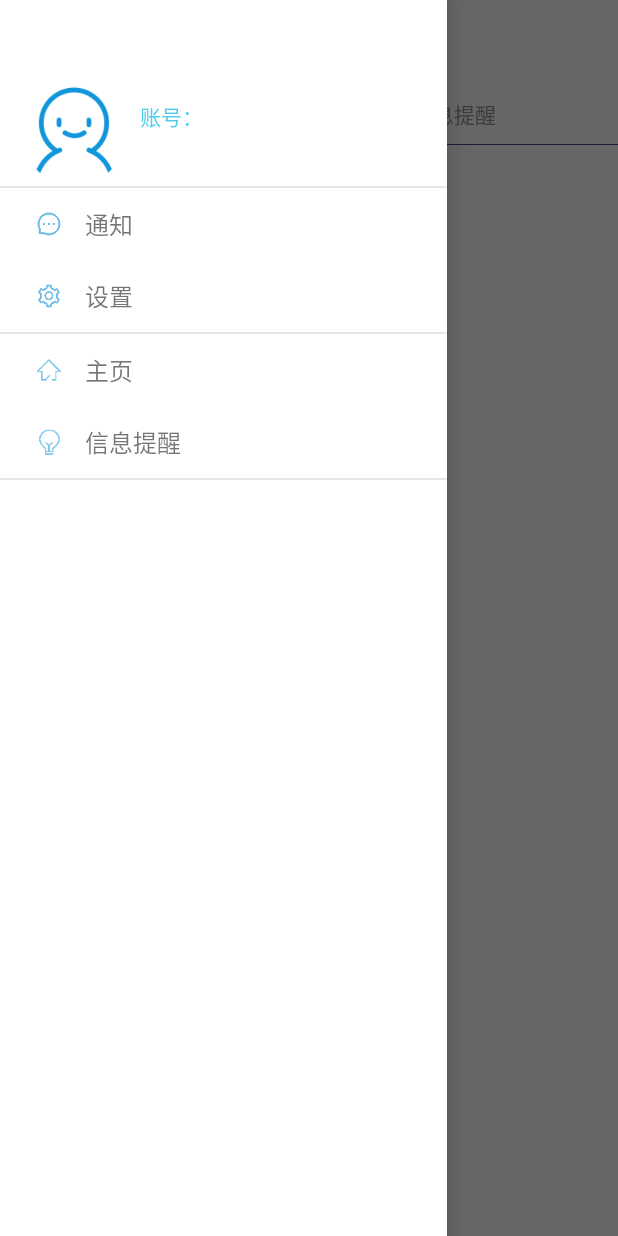
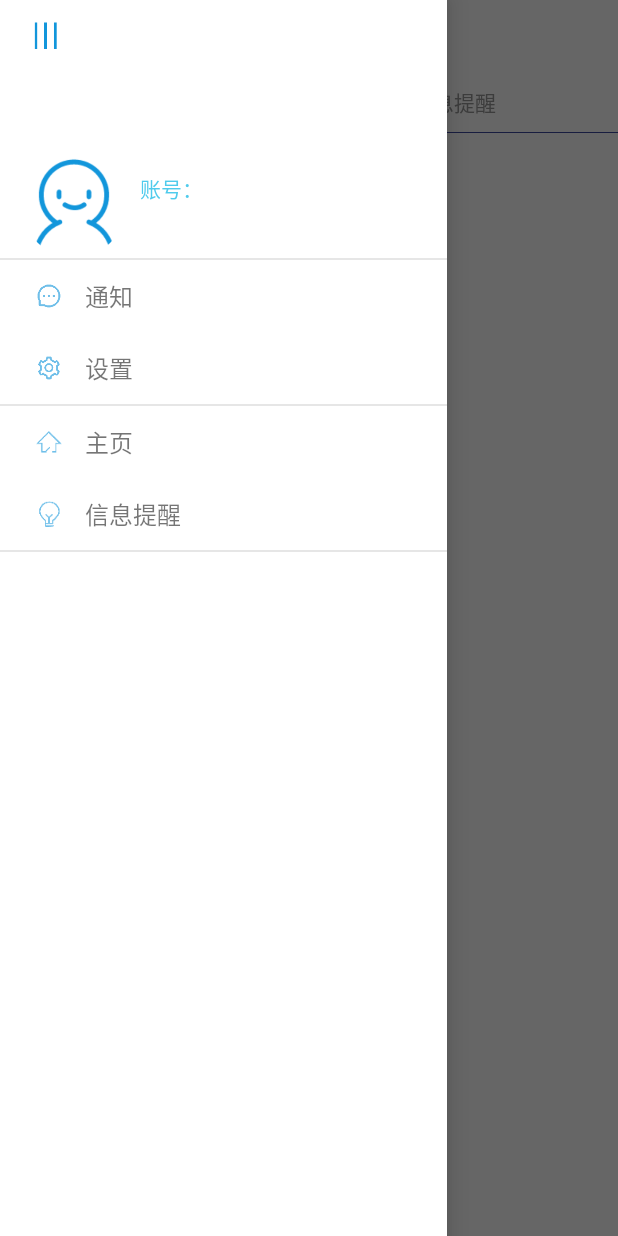
Before and after one commit to sparrowleung/RentalHouseManager, an Android app: the MainActivity screen opened directly, with no data from a screen before it, with the side drawer open, on a phone screen of 412 x 824 dp. Run offline under Robolectric (Android 15) with nearby library versions, the phone set to English and light mode, and no system bars; our stand-ins replace CircleImageView, data binding; libraries missing offline, so code that uses them is left out: cn.bmob.v3; 6 statements that could not run were skipped.

Commit message:
GuillotineView Open By Click DrawerIcon in MainActivity

```diff
--- a/app/src/main/java/com/example/samsung/rentalhousemanager/main/IMainView.java
+++ b/app/src/main/java/com/example/samsung/rentalhousemanager/main/IMainView.java
@@ -1,4 +1,6 @@
 package com.example.samsung.rentalhousemanager.main;
+
+import android.widget.ExpandableListView;
 
 /**
  * Created by yuyang.liang on 2018/7/11.
@@ -9,7 +11,7 @@ public interface IMainView {
 
     void setupTabLayout();
 
-    void setupDrawer();
+    void setupDrawer(ExpandableListView listView);
 
     void openDrawer();
 
--- a/app/src/main/java/com/example/samsung/rentalhousemanager/main/MainActivity.java
+++ b/app/src/main/java/com/example/samsung/rentalhousemanager/main/MainActivity.java
@@ -19,16 +19,22 @@ import android.support.v4.widget.DrawerLayout;
 import android.support.v7.app.ActionBar;
 import android.os.Bundle;
 import android.support.v7.widget.Toolbar;
+import android.util.Log;
 import android.util.SparseArray;
 import android.util.TypedValue;
+import android.view.Gravity;
 import android.view.LayoutInflater;
 import android.view.View;
 import android.view.ViewGroup;
 import android.widget.ExpandableListView;
+import android.widget.FrameLayout;
 import android.widget.ImageView;
 import android.widget.LinearLayout;
 import android.widget.TextView;
 
+import com.example.guillotine.GuillotineAnimation;
+import com.example.guillotine.GuillotineListener;
+import com.example.guillotine.GuillotineViewInterpolator;
 import com.example.samsung.rentalhousemanager.R;
 import com.example.samsung.rentalhousemanager.baseclass.BaseActivity;
 import com.example.samsung.rentalhousemanager.databinding.ActivityMainBinding;
@@ -42,7 +48,7 @@ import java.util.Map;
 
 import cn.bmob.v3.BmobUser;
 
-public class MainActivity extends BaseActivity implements IMainView {
+public class MainActivity extends BaseActivity implements IMainView, GuillotineListener {
     private final static String TAG = MainActivity.class.getSimpleName();
 
     public static final String KEY_QUERY_TAB = "tab";
@@ -52,6 +58,7 @@ public class MainActivity extends BaseActivity implements IMainView {
 
     private Toolbar mToolbar;
     private View mProfileHeader;
+    private View guillotineView;
     private TabLayout mTabLayout;
     private ViewPager mViewPager;
     private DrawerLayout mDrawerLayout;
@@ -99,7 +106,7 @@ public class MainActivity extends BaseActivity implements IMainView {
         setViewId();
 
         mBarLayout.addOnOffsetChangedListener(onOffsetChangedListener);
-        setDrawerProfile();
+        setDrawerProfile(mDrawerListView);
         mToolbar.setContentInsetsAbsolute(0, 0);
         setSupportActionBar(mToolbar);
 
@@ -108,9 +115,29 @@ public class MainActivity extends BaseActivity implements IMainView {
 
         setViewPager();
         setupTabLayout();
-        setupDrawer();
+        setupDrawer(mDrawerListView);
         setupActionBar();
         setTabPadding(mTabLayout);
+
+        mDrawerLayout.addView(guillotineView, new DrawerLayout.LayoutParams(DrawerLayout.LayoutParams.WRAP_CONTENT, DrawerLayout.LayoutParams.WRAP_CONTENT));
+
+        ImageView imageView = guillotineView.findViewById(R.id.drawerIcon);
+        imageView.setImageResource(R.drawable.navi_icon_90);
+        TextView textView = guillotineView.findViewById(R.id.jpTitleTextView);
+        textView.setText(getString(R.string.app_name));
+        View closeView = guillotineView.findViewById(R.id.drawer_layout);
+
+        ExpandableListView guillotine_list = guillotineView.findViewById(R.id.drawer_list);
+        setDrawerProfile(guillotine_list);
+        setupDrawer(guillotine_list);
+        guillotine_list.setAdapter(mDrawerAdapter);
+
+        new GuillotineAnimation.AnimationBuilder(mDrawerIcon, closeView, guillotineView)
+                .setStartDelay(250)
+                .setActionBarView(mToolbar)
+                .setIsCloseOnBegin(true)
+                .setListener(this)
+                .build();
     }
 
     @Override
@@ -134,16 +161,16 @@ public class MainActivity extends BaseActivity implements IMainView {
     }
 
     @Override
-    public void setupDrawer() {
+    public void setupDrawer(ExpandableListView expandableListView) {
         setProfileHeader();
 
         List<Map<String, Object>> drawerMap = mMainPresenter.getDrawer();
         mDrawerAdapter.setUpDrawerMap(drawerMap);
         mDrawerAdapter.notifyDataSetChanged();
-        mDrawerListView.invalidate();
-        mDrawerListView.requestLayout();
+        expandableListView.invalidate();
+        expandableListView.requestLayout();
 
-        mDrawerListView.setOnGroupClickListener(new ExpandableListView.OnGroupClickListener() {
+        expandableListView.setOnGroupClickListener(new ExpandableListView.OnGroupClickListener() {
             @Override
             public boolean onGroupClick(ExpandableListView parent, View v, int groupPosition, long id) {
                 Map<String, Object> groupMap = (Map<String, Object>) mDrawerAdapter.getGroup(groupPosition);
@@ -166,7 +193,7 @@ public class MainActivity extends BaseActivity implements IMainView {
             }
         });
 
-        mDrawerListView.setOnChildClickListener(new ExpandableListView.OnChildClickListener() {
+        expandableListView.setOnChildClickListener(new ExpandableListView.OnChildClickListener() {
             @Override
             public boolean onChildClick(ExpandableListView parent, View v, int groupPosition, int childPosition, long id) {
                 Map<String, Object> childMap = (Map<String, Object>) mDrawerAdapter.getChild(groupPosition, childPosition);
@@ -209,24 +236,38 @@ public class MainActivity extends BaseActivity implements IMainView {
         mDrawerListView = mMainBinding.drawerList;
         mViewPager = mMainBinding.viewPager;
         mNaviView = mMainBinding.naviView;
+        guillotineView = LayoutInflater.from(this).inflate(R.layout.view_guillotine, mDrawerLayout, false);
     }
 
-    private void setDrawerProfile() {
-        mDrawerListView.setGroupIndicator(null);
-        mDrawerListView.setChildIndicator(null);
-        mDrawerListView.setDividerHeight(0);
+    private void setDrawerProfile(ExpandableListView listView) {
+        listView.setGroupIndicator(null);
+        listView.setChildIndicator(null);
+        listView.setDividerHeight(0);
 
         mProfileHeader = getLayoutInflater().inflate(R.layout.view_navigation_header, null);
         setProfileHeader();
-        mDrawerListView.addHeaderView(mProfileHeader, null, false);
+        listView.addHeaderView(mProfileHeader, null, false);
     }
 
     private void setProfileHeader() {
-        ImageView imageView = (ImageView) mNaviView.findViewById(R.id.account_image);
+        ImageView imageView = (ImageView) mNaviView.findViewById(R.id.drawerIcon);
+        imageView.setImageResource(R.drawable.navi_icon_90);
+        imageView.setOnClickListener(new View.OnClickListener() {
+            @Override
+            public void onClick(View v) {
+                closeDrawer();
+            }
+        });
         TextView textView = (TextView) mNaviView.findViewById(R.id.username);
         if (BmobUser.getCurrentUser() != null && textView != null) {
             textView.setText(BmobUser.getCurrentUser().getUsername());
         }
+
+        TextView textView1 = (TextView) guillotineView.findViewById(R.id.username);
+        if (BmobUser.getCurrentUser() != null && textView1 != null) {
+            textView1.setText(BmobUser.getCurrentUser().getUsername());
+        }
+
     }
 
     private void setViewPager() {
@@ -314,6 +355,11 @@ public class MainActivity extends BaseActivity implements IMainView {
             return;
         }
 
+        if (guillotineView.getVisibility() == View.VISIBLE) {
+            guillotineView.setVisibility(View.GONE);
+            return;
+        }
+
         if (mPagerAdapter.getCurrentTabType() != MainType.HOME) {
             goTab(MainType.HOME);
             return;
@@ -331,17 +377,8 @@ public class MainActivity extends BaseActivity implements IMainView {
             ViewGroup customActionbarView = (ViewGroup) LayoutInflater.from(this).inflate(R.layout.view_action_bar, null);
             mDrawerIcon = customActionbarView.findViewById(R.id.drawer_layout);
             ImageView imageView = mDrawerIcon.findViewById(R.id.drawerIcon);
-            imageView.setBackgroundResource(R.drawable.navicon);
-            mDrawerIcon.setOnClickListener(new View.OnClickListener() {
-                @Override
-                public void onClick(View v) {
-                    if (mDrawerLayout.isDrawerOpen(GravityCompat.START)) {
-                        mDrawerLayout.closeDrawers();
-                    } else {
-                        openDrawer();
-                    }
-                }
-            });
+            imageView.setBackgroundResource(R.drawable.navi_icon);
+
             actionBar.setDisplayOptions(ActionBar.DISPLAY_SHOW_CUSTOM);
             actionBar.setCustomView(customActionbarView, lp);
             actionBar.setDisplayShowCustomEnabled(true);
@@ -382,6 +419,18 @@ public class MainActivity extends BaseActivity implements IMainView {
             return true;
         }
         return false;
+    }
+
+    @Override
+    public void onGuillotineViewOpen() {
+        if (mDrawerLayout.isDrawerOpen(Gravity.START)) {
+            mDrawerLayout.closeDrawer(Gravity.START);
+        }
+    }
+
+    @Override
+    public void onGuillotineViewClose() {
+
     }
 
     static class TabPagerAdapter extends FragmentStatePagerAdapter {
--- a/app/src/main/res/layout/activity_main.xml
+++ b/app/src/main/res/layout/activity_main.xml
@@ -34,7 +34,7 @@
                 <com.example.samsung.rentalhousemanager.toolclass.V26Toolbar
                     android:id="@+id/toolbar"
                     android:layout_width="match_parent"
-                    android:layout_height="wrap_content"
+                    android:layout_height="48dp"
                     android:layout_gravity="top"
                     android:background="#FFFF"
                     android:contentInsetStart="0dp"
@@ -86,6 +86,9 @@
                 android:layout_height="match_parent"
                 android:orientation="vertical">
 
+                <include android:id="@+id/navi_close"
+                    layout="@layout/view_action_bar"/>
+
                 <ExpandableListView
                     android:id="@+id/drawer_list"
                     android:layout_width="match_parent"
--- a/app/src/main/res/layout/view_action_bar.xml
+++ b/app/src/main/res/layout/view_action_bar.xml
@@ -22,8 +22,8 @@
 
         <ImageView
             android:id="@+id/drawerIcon"
-            android:layout_width="25dp"
-            android:layout_height="25dp"
+            android:layout_width="24dp"
+            android:layout_height="24dp"
             android:layout_centerInParent="true"
             android:focusable="true" />
 
--- a/guillotine/src/main/java/com/example/guillotine/GuillotineAnimation.java
+++ b/guillotine/src/main/java/com/example/guillotine/GuillotineAnimation.java
@@ -3,11 +3,12 @@ package com.example.guillotine;
 import android.animation.Animator;
 import android.animation.ObjectAnimator;
 import android.animation.TimeInterpolator;
+import android.util.Log;
 import android.view.View;
 import android.view.ViewTreeObserver;
 
 public class GuillotineAnimation {
-    private static final long DURATION_TIME = 250;
+    private static final long DURATION_TIME = 625;
     private static final float OPEN_GUILLOTINE_VIEW = -90f;
     private static final float CLOSE_GUILLOTINE_VIEW = 0f;
     private static final float ACTION_BAR_PART = 3f;
@@ -58,6 +59,7 @@ public class GuillotineAnimation {
     }
 
     private void closeGuillotineView() {
+        Log.e("132", "start close");
         if (!isClosing) {
             mCloseAnimator.start();
         }
@@ -141,13 +143,14 @@ public class GuillotineAnimation {
             @Override
             public void onAnimationStart(Animator animation) {
                 isClosing = true;
-                mGuillotineView.setVisibility(View.GONE);
+                mGuillotineView.setVisibility(View.VISIBLE);
             }
 
             @Override
             public void onAnimationEnd(Animator animation) {
                 isClosing = false;
-                actionBarAnimator();
+                mGuillotineView.setVisibility(View.GONE);
+                //actionBarAnimator();
                 if (mGuillotineListener != null) {
                     mGuillotineListener.onGuillotineViewClose();
                 }
@@ -164,7 +167,7 @@ public class GuillotineAnimation {
             }
         });
 
-        return mCloseAnimator;
+        return closeAnimator;
     }
 
     public void actionBarAnimator() {
```
Also changed, not shown: app/src/main/res/layout/view_guillotine.xml (added, +19 -0 lines), guillotine/src/main/java/com/example/guillotine/GuillotineViewInterpolator.java (+18 -12 lines), guillotine/src/main/java/com/example/guillotine/TargetViewInterpolator.java (+8 -8 lines), app/src/main/res/drawable/back.png (deleted), app/src/main/res/drawable/calendar.png (deleted), app/src/main/res/drawable/moneypig.png (deleted), app/src/main/res/drawable/moneypig1.png (deleted), app/src/main/res/drawable/moneypig2.png (deleted), app/src/main/res/drawable/navi_icon.png (added), app/src/main/res/drawable/navi_icon_90.png (added), app/src/main/res/drawable/navicon.png (deleted), app/src/main/res/drawable/set.png (deleted).
